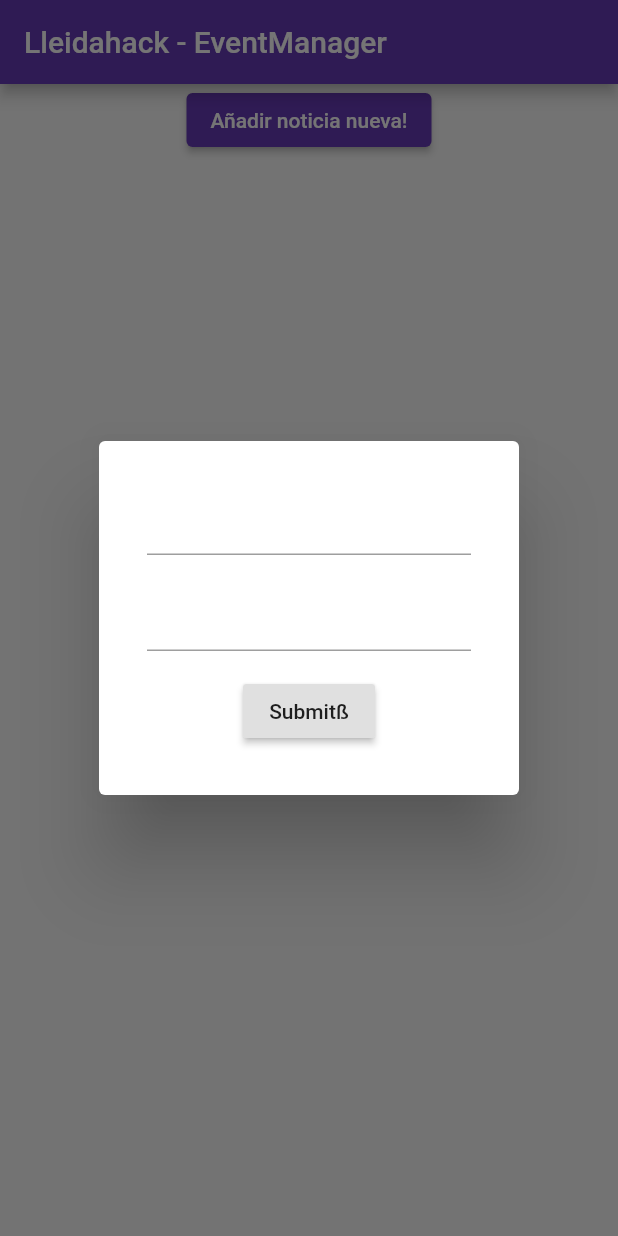
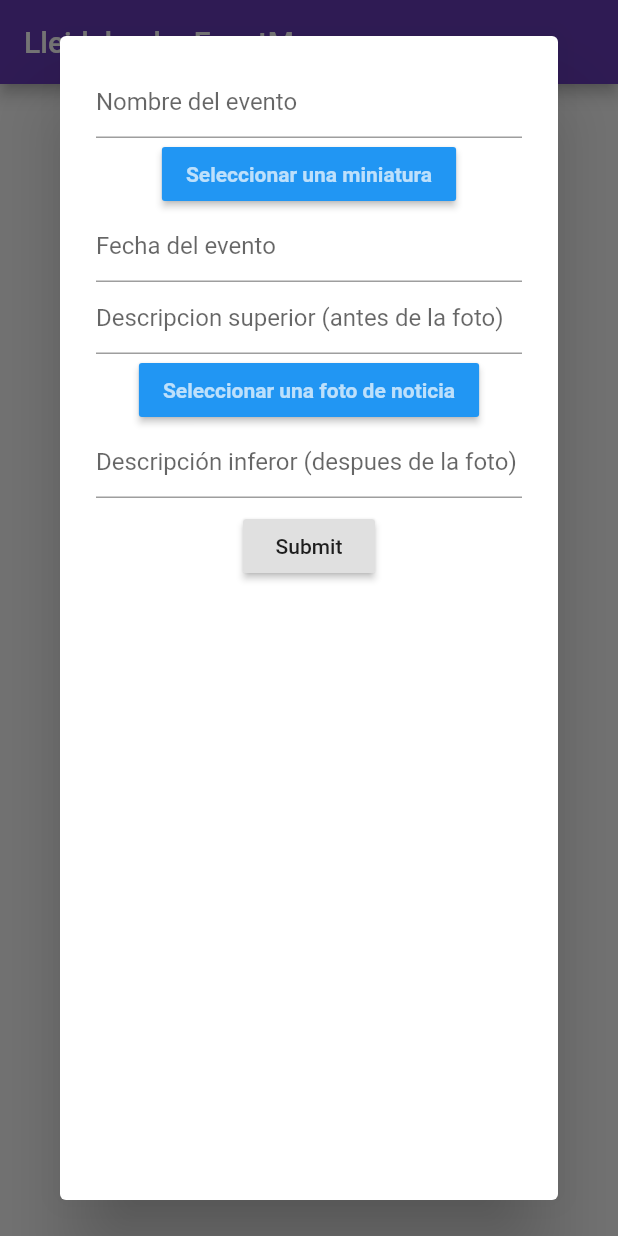
Before and after one commit to LleidaHack/events-page-manager, a Flutter app: the screen it shows once a user with an empty profile is signed in, after a tap on "Añadir noticia nueva!", on a phone screen of 412 x 824 dp. Run offline on Flutter 3.47's test engine with Material 2 defaults, Android fonts, the phone set to English and light mode, and no system bars; our stand-ins replace cloud_firestore, firebase_auth, firebase_core, google_fonts, image_picker; missing offline and left inert: dart:html, dart:js; accounts and stored records are empty.

Commit message:
formulario con los campos necesarios para crear una nueva noticia

```diff
--- a/lib/src/news.dart
+++ b/lib/src/news.dart
@@ -1,10 +1,18 @@
+import 'dart:html';
+
 import 'package:flutter/material.dart';
 import 'package:cloud_firestore/cloud_firestore.dart';
+import 'package:intl/intl.dart';
+import 'package:image_picker/image_picker.dart';
+
+
+
 
 class AddNewNew extends StatefulWidget {
   const AddNewNew({
     required this.save,
   });
+
   final void Function(String title) save;
 
   @override
@@ -17,7 +25,11 @@ class _AddNewNewState extends State<AddNewNew> {
       .orderBy('date')
       .snapshots();
   final _formKey = GlobalKey<FormState>();
-
+  final _titleController = TextEditingController();
+  final _topdescController = TextEditingController();
+  final _botdescController = TextEditingController();
+  final _dateController = TextEditingController();
+  final picker = ImagePicker();
   @override
   Widget build(BuildContext context) {
     return ElevatedButton(
@@ -30,25 +42,102 @@ class _AddNewNewState extends State<AddNewNew> {
                   children: <Widget>[
                     Form(
                       key: _formKey,
+                      child: SizedBox(
+                        width: MediaQuery.of(context).size.width,
+                        height: MediaQuery.of(context).size.height,
                         child: Column(
-                        mainAxisSize: MainAxisSize.min,
+                          mainAxisSize: MainAxisSize.max,
                           children: <Widget>[
-                          Padding(
-                            padding: EdgeInsets.all(8.0),
-                            child: TextFormField(),
+                            TextFormField(
+                              controller: _titleController,
+                              decoration: const InputDecoration(
+                                hintText: 'Nombre del evento',
                               ),
-                          Padding(
-                            padding: EdgeInsets.all(8.0),
-                            child: TextFormField(),
+                              validator: (value) {
+                                if (value!.isEmpty) {
+                                  return 'Introduce un titulo';
+                                }
+                                return null;
+                              },
+                            ),
+                            MaterialButton(
+                              color: Colors.blue,
+                              child: Text(
+                                "Seleccionar una miniatura",
+                                style: TextStyle(
+                                    color: Colors.white70, fontWeight: FontWeight.bold),
+                              ),
+                              onPressed: () async {
+                                XFile? image = await picker.pickImage(source: ImageSource.gallery);
+                              },
+                            ),
+
+                            TextFormField(
+                              controller: _dateController,
+                              decoration: const InputDecoration(
+                                hintText: 'Fecha del evento',
+                              ),
+                              onTap: () async {
+                                await showDatePicker(
+                                  context: context,
+                                  initialDate: DateTime.now(),
+                                  firstDate: DateTime(2015),
+                                  lastDate: DateTime(2025),
+                                ).then((selectedDate) {
+                                  if (selectedDate != null) {
+                                    _dateController.text =
+                                        DateFormat('dd-MM-yyyy').format(selectedDate);
+                                  }
+                                });
+                              },
+                            ),
+                            TextFormField(
+                              keyboardType: TextInputType.multiline,
+                              maxLines: null,
+                              controller: _topdescController,
+                              decoration: const InputDecoration(
+                                hintText:
+                                    'Descripcion superior (antes de la foto)',
+                              ),
+                              validator: (value) {
+                                if (value!.isEmpty) {
+                                  return 'Introduce una descripcion';
+                                }
+                                return null;
+                              },
+                            ),
+                            MaterialButton(
+                              color: Colors.blue,
+                              child: Text(
+                                "Seleccionar una foto de noticia",
+                                style: TextStyle(
+                                    color: Colors.white70, fontWeight: FontWeight.bold),
+                              ),
+                              onPressed: () async {
+                                XFile? image = await picker.pickImage(source: ImageSource.gallery);
+                              },
+                            ),
+                            TextFormField(
+                              keyboardType: TextInputType.multiline,
+                              maxLines: null,
+                              controller: _botdescController,
+                              decoration: const InputDecoration(
+                                hintText:
+                                    'Descripción inferor (despues de la foto)',
+                              ),
+                              validator: (value) {
+                                return null;
+                              },
                             ),
                             Padding(
                                 padding: const EdgeInsets.all(8.0),
                                 child: RaisedButton(
-                                  child: Text("Submitß"),
+                                    child: Text("Submit"),
                                     onPressed: () {
                                       widget.save('casa');
                                     })),
                           ],
+                        ),
                       ),
                     ),
                   ],
--- a/pubspec.yaml
+++ b/pubspec.yaml
@@ -14,6 +14,9 @@ dependencies:
     sdk: flutter
   google_fonts: ^2.0.0
   provider: ^6.0.1
+  intl: ^0.17.0
+  firebase_storage: ^10.0.5
+  image_picker: ^0.8.4
 
 dev_dependencies:
   flutter_test:
```
Also changed, not shown: pubspec.lock. Lines whose indentation alone changed are shown as unchanged.
